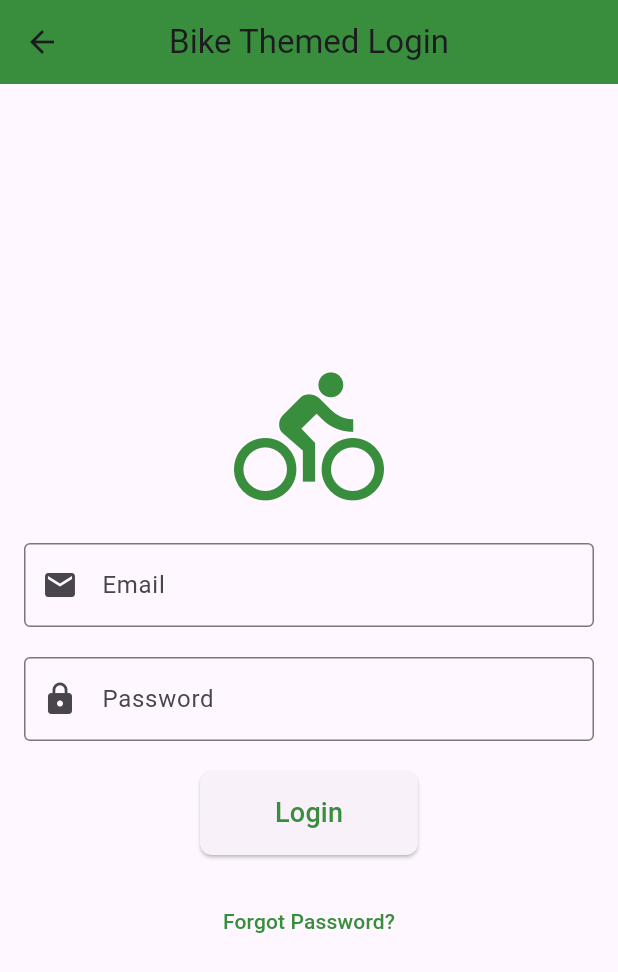
After one commit to Programisci-Parodysci/malopolskie-dwa-kolka, a Flutter app: the LoginScreen screen opened directly, on a phone screen of 412 x 824 dp. The commit adds this screen. Shown: the top 972 px of the screen. Run offline on Flutter 3.47's test engine with Material 3 defaults, Android fonts, the phone set to English and light mode, and no system bars; our stand-ins replace flutter_map, latlong2; missing offline and left inert: gpx.

Commit message:
added prototype login screen

```diff
--- /dev/null
+++ b/lib/screens/login_screen.dart
@@ -0,0 +1,83 @@
+import "package:flutter/material.dart";
+import "package:malopolskie_dwa_kolka/widgets/appbar.dart";
+
+class LoginScreen extends StatelessWidget {
+  @override
+  Widget build(BuildContext context) {
+    return Scaffold(
+      appBar: AppBar(
+        title: Text('Bike Themed Login'),
+        centerTitle: true,
+        backgroundColor: Colors.green[700],  // Bike theme color
+      ),
+      body: Padding(
+        padding: const EdgeInsets.all(16.0),
+        child: Column(
+          mainAxisAlignment: MainAxisAlignment.center,
+          children: [
+            // Bike icon or image at the top
+            Icon(
+              Icons.directions_bike,
+              size: 100,
+              color: Colors.green[700],
+            ),
+            SizedBox(height: 20),
+
+            // Username (email) input field
+            TextField(
+              decoration: InputDecoration(
+                border: OutlineInputBorder(),
+                labelText: 'Email',
+                prefixIcon: Icon(Icons.email),
+              ),
+            ),
+            SizedBox(height: 20),
+
+            // Password input field
+            TextField(
+              obscureText: true,
+              decoration: InputDecoration(
+                border: OutlineInputBorder(),
+                labelText: 'Password',
+                prefixIcon: Icon(Icons.lock),
+              ),
+            ),
+            SizedBox(height: 20),
+
+            // Login button
+            ElevatedButton(
+              style: ElevatedButton.styleFrom(
+                foregroundColor: Colors.green[700], // Set the button's background color
+                padding: EdgeInsets.symmetric(horizontal: 50, vertical: 15),
+                shape: RoundedRectangleBorder(
+                  borderRadius: BorderRadius.circular(8), // Rounded corners
+                ),
+              ),
+              onPressed: () {
+                // Handle login action
+                print('Login Pressed');
+              },
+              child: Text(
+                'Login',
+                style: TextStyle(fontSize: 18),
+              ),
+            ),
+
+            SizedBox(height: 20),
+
+            // Extra: Forgot Password or Sign up link
+            TextButton(
+              onPressed: () {
+                // Navigate to the Forgot Password page or Sign Up page
+              },
+              child: Text(
+                'Forgot Password?',
+                style: TextStyle(color: Colors.green[700]),
+              ),
+            ),
+          ],
+        ),
+      ),
+    );
+  }
+}
--- a/lib/screens/route_selection.dart
+++ b/lib/screens/route_selection.dart
@@ -2,7 +2,6 @@ import 'package:flutter_map/flutter_map.dart';
 import 'package:flutter/material.dart';
 import 'package:latlong2/latlong.dart';
 import "package:gpx/gpx.dart";
-import 'dart:io';
 
 import 'package:malopolskie_dwa_kolka/widgets/appbar.dart';
 import 'package:malopolskie_dwa_kolka/dataclasses/route_info.dart';
```
